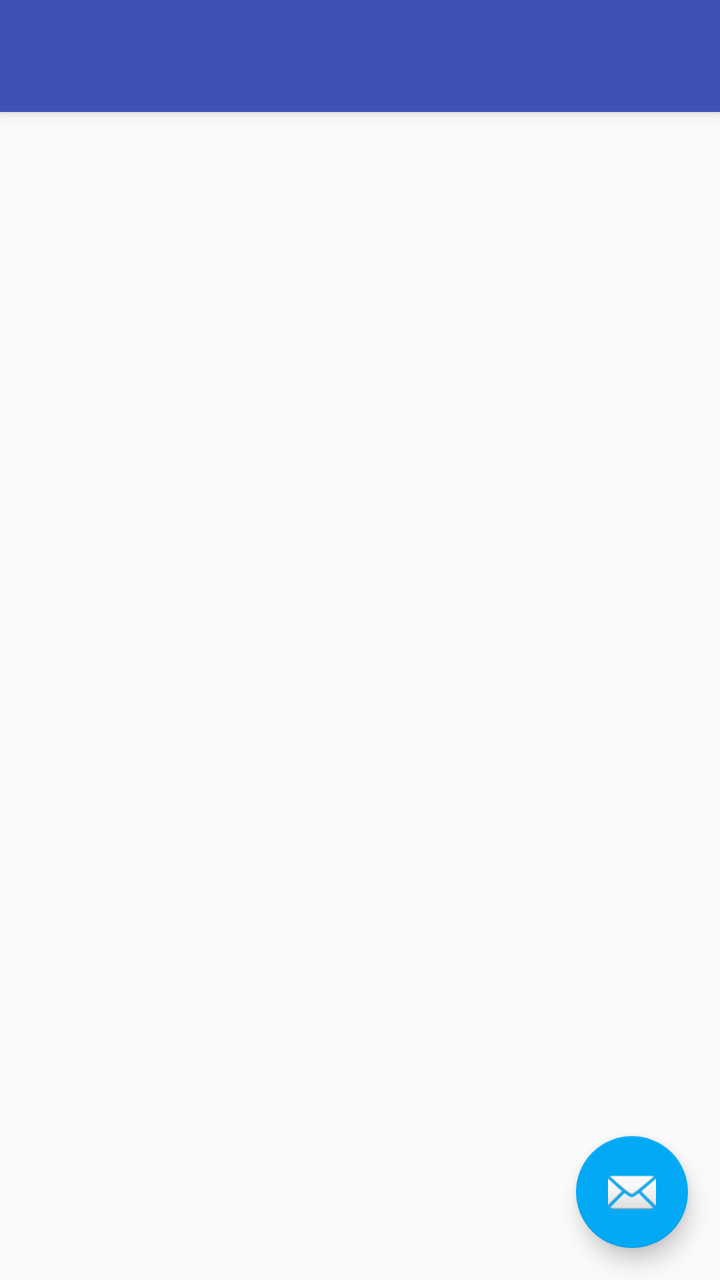
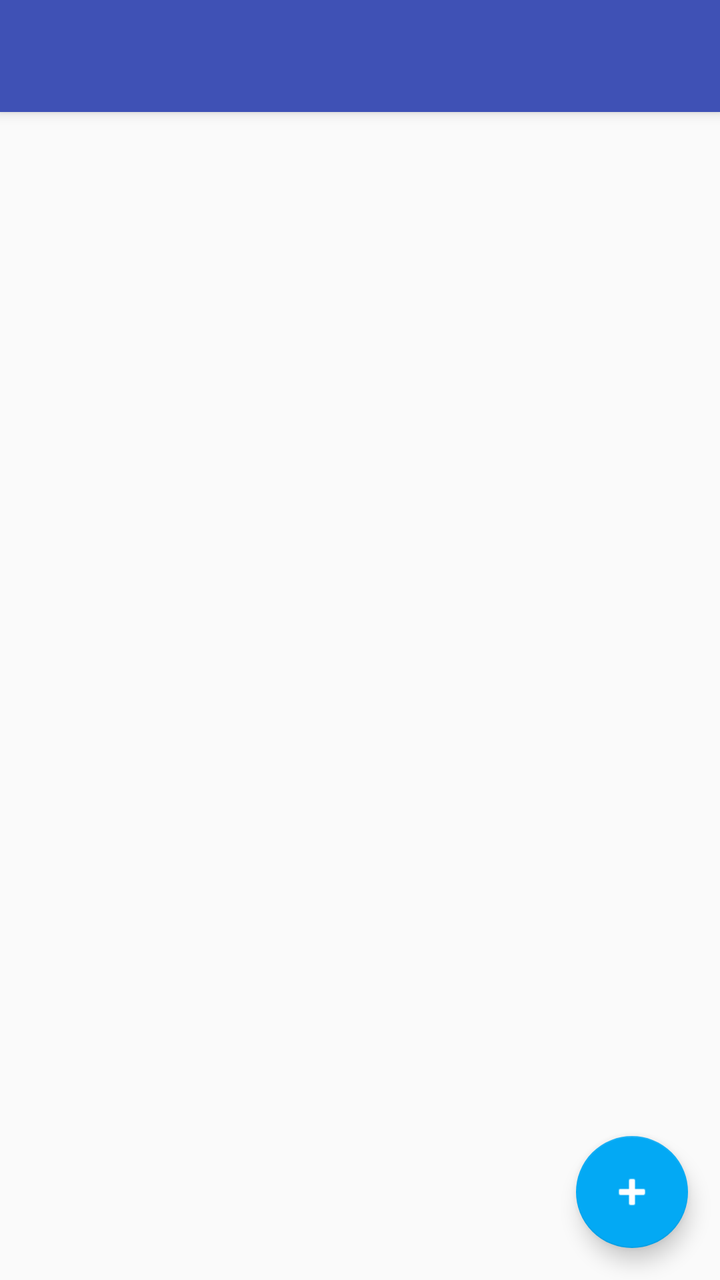

Screens rendered from an Android XML layout before and after an edit, with the pre-edit source and the edit as a unified diff.
<!-- AndroidManifest.xml: application theme AppTheme -->
<!-- res/layout/app_bar_wimple.xml -->
<?xml version="1.0" encoding="utf-8"?>
<android.support.design.widget.CoordinatorLayout xmlns:android="http://schemas.android.com/apk/res/android"
    xmlns:app="http://schemas.android.com/apk/res-auto"
    xmlns:tools="http://schemas.android.com/tools"
    android:layout_width="match_parent"
    android:layout_height="match_parent"
    android:fitsSystemWindows="true"
    tools:context="kr.blogspot.charlie0301.wimple.WimpleActivity">

    <android.support.design.widget.AppBarLayout
        android:layout_width="match_parent"
        android:layout_height="wrap_content"
        android:theme="@style/AppTheme.AppBarOverlay">

        <android.support.v7.widget.Toolbar
            android:id="@+id/toolbar"
            android:layout_width="match_parent"
            android:layout_height="?attr/actionBarSize"
            android:background="?attr/colorPrimary"
            app:popupTheme="@style/AppTheme.PopupOverlay" />

    </android.support.design.widget.AppBarLayout>

    <FrameLayout xmlns:android="http://schemas.android.com/apk/res/android"
        android:id="@+id/fragment_container"
        android:layout_width="match_parent"
        android:layout_height="match_parent"
        app:layout_behavior="@string/appbar_scrolling_view_behavior"/>

    <android.support.design.widget.FloatingActionButton
        android:id="@+id/fab"
        android:layout_width="wrap_content"
        android:layout_height="wrap_content"
        android:layout_gravity="bottom|end"
        android:layout_margin="@dimen/fab_margin"
        app:srcCompat="@android:drawable/ic_dialog_email" />

</android.support.design.widget.CoordinatorLayout>
<!-- resources referenced by this layout -->
<resources>
  <dimen name="fab_margin">16dp</dimen>
  <style name="AppTheme.AppBarOverlay" parent="ThemeOverlay.AppCompat.Dark.ActionBar" />
  <style name="AppTheme.PopupOverlay" parent="ThemeOverlay.AppCompat.Light" />
  <style name="AppTheme" parent="Theme.AppCompat.Light.DarkActionBar">
          
          <item name="colorPrimary">@color/colorPrimary</item>
          <item name="colorPrimaryDark">@color/colorPrimaryDark</item>
          <item name="colorAccent">@color/colorAccent</item>
          <item name="windowActionBar">false</item>
          <item name="windowNoTitle">true</item>
      </style>
  <color name="colorPrimary">#3F51B5</color>
  <color name="colorPrimaryDark">#303F9F</color>
  <color name="colorAccent">#03A9F4</color>
</resources>

<!-- the commit's change to res/layout/app_bar_wimple.xml (unified diff, before → after) -->
@@ -33,6 +33,7 @@
         android:layout_height="wrap_content"
         android:layout_gravity="bottom|end"
         android:layout_margin="@dimen/fab_margin"
-        app:srcCompat="@android:drawable/ic_dialog_email" />
+        android:tint="@color/text_white"
+        app:srcCompat="@android:drawable/ic_input_add" />
 
 </android.support.design.widget.CoordinatorLayout>
<!-- resource entries referenced after the edit -->
@@ -1,5 +1,6 @@
 <!-- resources referenced by this layout -->
 <resources>
+  <color name="text_white">#FFFFFF</color>
   <dimen name="fab_margin">16dp</dimen>
   <style name="AppTheme.AppBarOverlay" parent="ThemeOverlay.AppCompat.Dark.ActionBar" />
   <style name="AppTheme.PopupOverlay" parent="ThemeOverlay.AppCompat.Light" />
@@ -10,6 +11,7 @@
           <item name="colorAccent">@color/colorAccent</item>
           <item name="windowActionBar">false</item>
           <item name="windowNoTitle">true</item>
+          <item name="preferenceTheme">@style/PreferenceThemeOverlay</item>
       </style>
   <color name="colorPrimary">#3F51B5</color>
   <color name="colorPrimaryDark">#303F9F</color>
